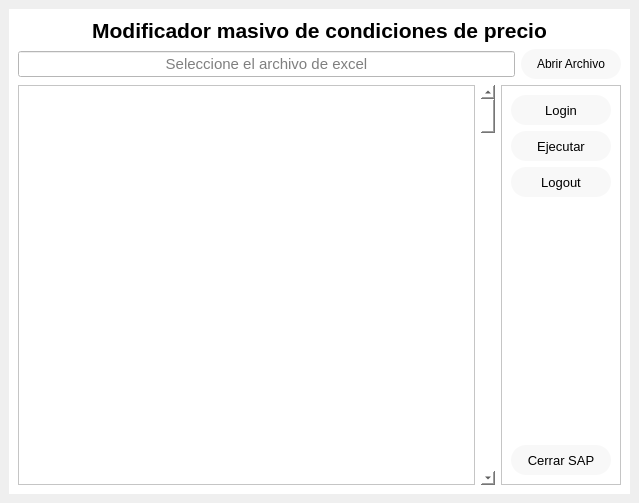
Above: ui_sap.ui from aodaru/sapCondMassMod before the change. Below: the same form after it.
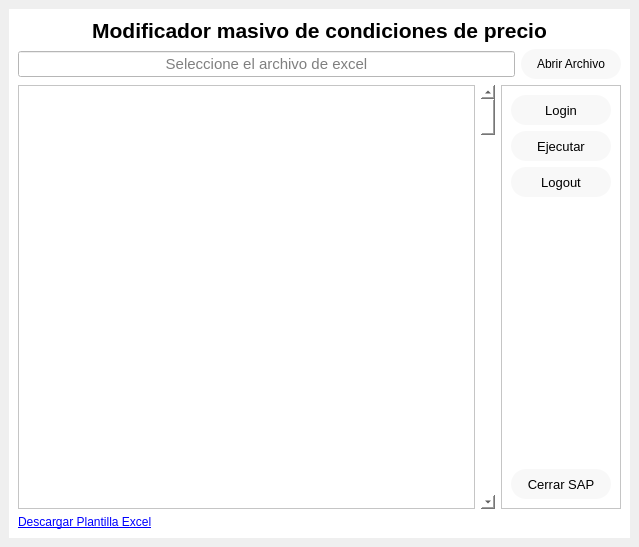
That is the form after the change.

Commit message: Se cambio el nombre de la hoja del template de hoja1 a vk12, se actualiza el readme para que refleje esta misma informacion. tambien se agrego un label para descargar el template para que el usuario tenga la base de como cargar la data. y se corrigio las comillas en la unidad de medida en el .env.example ya que estaba lanzando unos errores de concidencias.

What changed in the file:
```diff
--- a/ui_sap.ui
+++ b/ui_sap.ui
@@ -7,7 +7,7 @@
     <x>0</x>
     <y>0</y>
     <width>639</width>
-    <height>503</height>
+    <height>547</height>
    </rect>
   </property>
   <property name="windowTitle">
@@ -218,6 +218,23 @@
           </item>
          </layout>
         </item>
+        <item>
+         <layout class="QHBoxLayout" name="horizontalLayout">
+          <item>
+           <widget class="QLabel" name="lbl_template">
+            <property name="cursor">
+             <cursorShape>PointingHandCursor</cursorShape>
+            </property>
+            <property name="text">
+             <string>&lt;a href=&quot;download&quot;&gt;Descargar Plantilla Excel&lt;/a&gt;</string>
+            </property>
+            <property name="openExternalLinks">
+             <bool>false</bool>
+            </property>
+           </widget>
+          </item>
+         </layout>
+        </item>
        </layout>
       </widget>
      </widget>
```
The commit also changes 6 other files.
